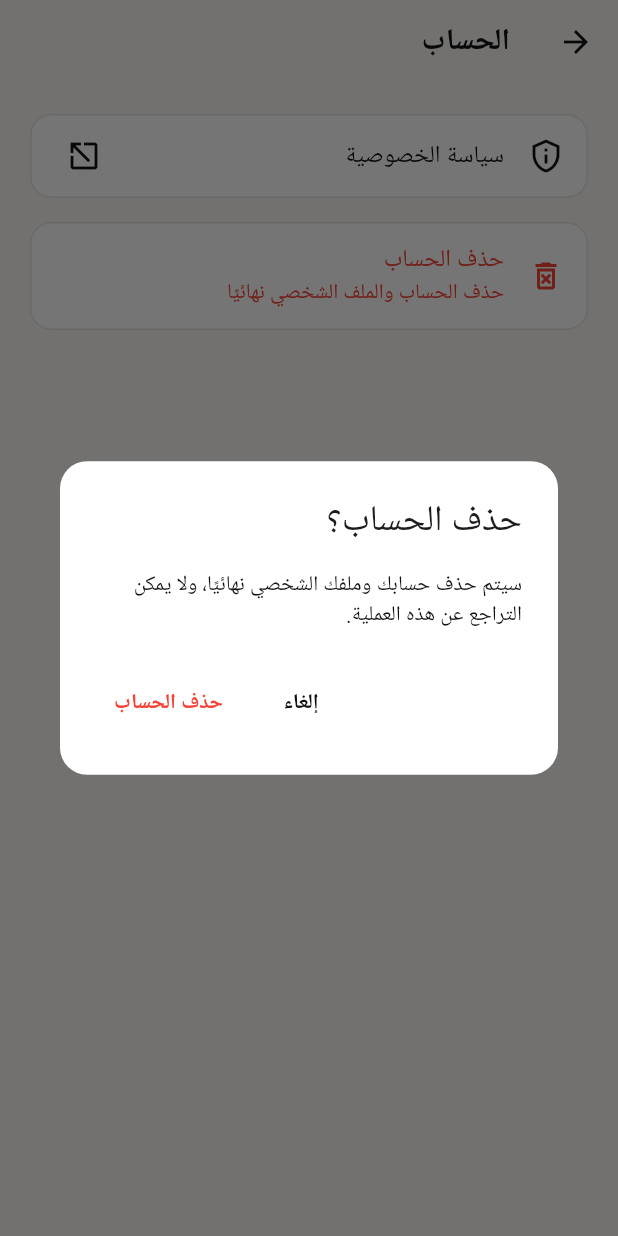
After one commit to trtalotaibi-boop/kloof, a Flutter app: the AccountScreen screen opened directly, after a tap on "حذف الحساب", on a phone screen of 412 x 824 dp. The commit adds this screen. Run offline on Flutter 3.47's test engine with Material 3 defaults, Android fonts, the phone set to English and light mode, and no system bars; our stand-ins replace cloud_firestore, dartz, equatable, firebase_auth, firebase_core, firebase_messaging and 3 more; accounts and stored records are empty; generated files the repository leaves out were written again; project files that could hold a hidden picture were left out.

Commit message:
feat: complete KLOOF MVP Apple requirements

```diff
--- /dev/null
+++ b/lib/config/app_links.dart
@@ -0,0 +1,3 @@
+const String kPrivacyPolicyUrl = String.fromEnvironment(
+  'KLOOF_PRIVACY_POLICY_URL',
+);
--- a/lib/l10n/app_ar.arb
+++ b/lib/l10n/app_ar.arb
@@ -239,6 +239,22 @@
   "accountCredentialsPasswordUpdated": "تم تحديث كلمة المرور بنجاح.",
   "accountCredentialsEmailVerificationSent": "تم إرسال رابط تأكيد إلى البريد الجديد. سيتغير البريد بعد تأكيده.",
   "accountCredentialsPasswordUpdatedEmailVerificationSent": "تم تحديث كلمة المرور وإرسال رابط تأكيد إلى البريد الجديد.",
+  "accountTitle": "الحساب",
+  "accountPrivacyPolicy": "سياسة الخصوصية",
+  "accountPrivacyUrlUnavailable": "رابط سياسة الخصوصية غير مهيأ حتى الآن.",
+  "accountPrivacyOpenFailed": "تعذر فتح سياسة الخصوصية.",
+  "accountDeleteTitle": "حذف الحساب؟",
+  "accountDeleteAction": "حذف الحساب",
+  "accountDeleteConfirmation": "سيتم حذف حسابك وملفك الشخصي نهائيًا، ولا يمكن التراجع عن هذه العملية.",
+  "accountDeletePermanentHint": "حذف الحساب والملف الشخصي نهائيًا",
+  "accountDeleteSignedOut": "سجّل الدخول مرة أخرى لحذف حسابك.",
+  "accountDeleteRecentLoginTitle": "سجّل الدخول مرة أخرى",
+  "accountDeleteRecentLoginMessage": "لحماية حسابك، سجّل الدخول مرة أخرى ثم أعد محاولة حذف الحساب.",
+  "accountDeleteGoToSignIn": "الانتقال إلى تسجيل الدخول",
+  "accountDeleteFailed": "تعذر حذف حسابك، ولم يتم عرض نجاح للعملية.",
+  "accountDeleteRestoreFailed": "فشل حذف الحساب وتعذرت استعادة بعض بيانات الملف. أعد المحاولة بعد تسجيل الدخول مرة أخرى.",
+  "barberDetailsOpenLocation": "فتح الموقع",
+  "barberDetailsLocationOpenFailed": "تعذر فتح الموقع في تطبيق الخرائط.",
   "whatsAppFeedbackAction": "أرسل ملاحظتك على واتساب",
   "whatsAppFeedbackOpenFailed": "تعذر فتح واتساب. تأكد من توفر التطبيق أو المتصفح ثم أعد المحاولة.",
   "myBookingsTitle": "حجوزاتي",
--- /dev/null
+++ b/lib/screens/account_screen.dart
@@ -0,0 +1,246 @@
+import 'package:cloud_firestore/cloud_firestore.dart';
+import 'package:firebase_auth/firebase_auth.dart';
+import 'package:flutter/material.dart';
+import 'package:kloof/l10n/app_localizations.dart';
+import 'package:kloof/theme/kloof_theme.dart';
+import 'package:url_launcher/url_launcher.dart';
+
+import '../config/app_links.dart';
+import 'welcome_screen.dart';
+
+class AccountScreen extends StatefulWidget {
+  const AccountScreen({super.key});
+
+  @override
+  State<AccountScreen> createState() => _AccountScreenState();
+}
+
+class _AccountScreenState extends State<AccountScreen> {
+  bool _isDeleting = false;
+
+  Future<void> _openPrivacyPolicy() async {
+    final l10n = AppLocalizations.of(context);
+    final uri = Uri.tryParse(kPrivacyPolicyUrl.trim());
+    if (uri == null ||
+        !uri.hasScheme ||
+        (uri.scheme != 'https' && uri.scheme != 'http')) {
+      ScaffoldMessenger.of(context).showSnackBar(
+        SnackBar(content: Text(l10n.accountPrivacyUrlUnavailable)),
+      );
+      return;
+    }
+
+    try {
+      final opened = await launchUrl(uri, mode: LaunchMode.externalApplication);
+      if (!opened && mounted) {
+        ScaffoldMessenger.of(
+          context,
+        ).showSnackBar(SnackBar(content: Text(l10n.accountPrivacyOpenFailed)));
+      }
+    } catch (_) {
+      if (!mounted) return;
+      ScaffoldMessenger.of(
+        context,
+      ).showSnackBar(SnackBar(content: Text(l10n.accountPrivacyOpenFailed)));
+    }
+  }
+
+  Future<bool> _confirmDelete() async {
+    final l10n = AppLocalizations.of(context);
+    return await showDialog<bool>(
+          context: context,
+          builder: (dialogContext) => AlertDialog(
+            title: Text(l10n.accountDeleteTitle),
+            content: Text(l10n.accountDeleteConfirmation),
+            actions: [
+              TextButton(
+                onPressed: () => Navigator.pop(dialogContext, false),
+                child: Text(l10n.commonCancel),
+              ),
+              TextButton(
+                onPressed: () => Navigator.pop(dialogContext, true),
+                style: TextButton.styleFrom(foregroundColor: Colors.red),
+                child: Text(l10n.accountDeleteAction),
+              ),
+            ],
+          ),
+        ) ??
+        false;
+  }
+
+  Future<void> _deleteAccount() async {
+    if (_isDeleting || !await _confirmDelete()) return;
+
+    final l10n = AppLocalizations.of(context);
+    final user = FirebaseAuth.instance.currentUser;
+    if (user == null) {
+      ScaffoldMessenger.of(
+        context,
+      ).showSnackBar(SnackBar(content: Text(l10n.accountDeleteSignedOut)));
+      return;
+    }
+
+    setState(() => _isDeleting = true);
+    final firestore = FirebaseFirestore.instance;
+    final userRef = firestore.collection('users').doc(user.uid);
+    final barberRef = firestore.collection('barbers').doc(user.uid);
+
+    DocumentSnapshot<Map<String, dynamic>>? userSnapshot;
+    DocumentSnapshot<Map<String, dynamic>>? barberSnapshot;
+    List<QueryDocumentSnapshot<Map<String, dynamic>>> pushTokenSnapshots = [];
+    var firestoreDataDeleted = false;
+
+    try {
+      userSnapshot = await userRef.get();
+      barberSnapshot = await barberRef.get();
+      pushTokenSnapshots = (await userRef.collection('pushTokens').get()).docs;
+
+      final deleteBatch = firestore.batch();
+      for (final token in pushTokenSnapshots) {
+        deleteBatch.delete(token.reference);
+      }
+      if (barberSnapshot.exists) deleteBatch.delete(barberRef);
+      if (userSnapshot.exists) deleteBatch.delete(userRef);
+      await deleteBatch.commit();
+      firestoreDataDeleted = true;
+
+      await user.delete();
+
+      if (!mounted) return;
+      Navigator.of(context).pushAndRemoveUntil(
+        MaterialPageRoute(builder: (_) => const WelcomeScreen()),
+        (route) => false,
+      );
+    } on FirebaseAuthException catch (error) {
+      final restored =
+          !firestoreDataDeleted ||
+          await _restoreProfileData(
+            firestore,
+            userSnapshot,
+            barberSnapshot,
+            pushTokenSnapshots,
+          );
+      if (!mounted) return;
+
+      if (error.code == 'requires-recent-login') {
+        await showDialog<void>(
+          context: context,
+          builder: (dialogContext) => AlertDialog(
+            title: Text(l10n.accountDeleteRecentLoginTitle),
+            content: Text(
+              restored
+                  ? l10n.accountDeleteRecentLoginMessage
+                  : l10n.accountDeleteRestoreFailed,
+            ),
+            actions: [
+              TextButton(
+                onPressed: () => Navigator.pop(dialogContext),
+                child: Text(l10n.accountDeleteGoToSignIn),
+              ),
+            ],
+          ),
+        );
+        await FirebaseAuth.instance.signOut();
+        if (!mounted) return;
+        Navigator.of(context).pushAndRemoveUntil(
+          MaterialPageRoute(builder: (_) => const WelcomeScreen()),
+          (route) => false,
+        );
+      } else {
+        ScaffoldMessenger.of(context).showSnackBar(
+          SnackBar(
+            content: Text(
+              restored
+                  ? l10n.accountDeleteFailed
+                  : l10n.accountDeleteRestoreFailed,
+            ),
+          ),
+        );
+      }
+    } on FirebaseException {
+      if (!mounted) return;
+      ScaffoldMessenger.of(
+        context,
+      ).showSnackBar(SnackBar(content: Text(l10n.accountDeleteFailed)));
+    } catch (_) {
+      if (!mounted) return;
+      ScaffoldMessenger.of(
+        context,
+      ).showSnackBar(SnackBar(content: Text(l10n.accountDeleteFailed)));
+    } finally {
+      if (mounted) setState(() => _isDeleting = false);
+    }
+  }
+
+  Future<bool> _restoreProfileData(
+    FirebaseFirestore firestore,
+    DocumentSnapshot<Map<String, dynamic>>? userSnapshot,
+    DocumentSnapshot<Map<String, dynamic>>? barberSnapshot,
+    List<QueryDocumentSnapshot<Map<String, dynamic>>> pushTokenSnapshots,
+  ) async {
+    try {
+      final restoreBatch = firestore.batch();
+      final userData = userSnapshot?.data();
+      final barberData = barberSnapshot?.data();
+      if (userSnapshot?.exists == true && userData != null) {
+        restoreBatch.set(userSnapshot!.reference, userData);
+      }
+      if (barberSnapshot?.exists == true && barberData != null) {
+        restoreBatch.set(barberSnapshot!.reference, barberData);
+      }
+      for (final token in pushTokenSnapshots) {
+        restoreBatch.set(token.reference, token.data());
+      }
+      await restoreBatch.commit();
+      return true;
+    } catch (_) {
+      return false;
+    }
+  }
+
+  @override
+  Widget build(BuildContext context) {
+    final l10n = AppLocalizations.of(context);
+    return Scaffold(
+      backgroundColor: KloofColors.warmOffWhite,
+      appBar: AppBar(
+        backgroundColor: KloofColors.warmOffWhite,
+        foregroundColor: KloofColors.primaryText,
+        title: Text(l10n.accountTitle),
+      ),
+      body: SafeArea(
+        child: ListView(
+          padding: const EdgeInsetsDirectional.all(20),
+          children: [
+            Card(
+              child: ListTile(
+                leading: const Icon(Icons.privacy_tip_outlined),
+                title: Text(l10n.accountPrivacyPolicy),
+                trailing: const Icon(Icons.open_in_new),
+                onTap: _openPrivacyPolicy,
+              ),
+            ),
+            const SizedBox(height: 16),
+            Card(
+              child: ListTile(
+                enabled: !_isDeleting,
+                leading: _isDeleting
+                    ? const SizedBox(
+                        width: 24,
+                        height: 24,
+                        child: CircularProgressIndicator(strokeWidth: 2),
+                      )
+                    : const Icon(Icons.delete_forever_outlined),
+                iconColor: Colors.red,
+                textColor: Colors.red,
+                title: Text(l10n.accountDeleteAction),
+                subtitle: Text(l10n.accountDeletePermanentHint),
+                onTap: _isDeleting ? null : _deleteAccount,
+              ),
+            ),
+          ],
+        ),
+      ),
+    );
+  }
+}
```
Also changed, not shown: lib/l10n/app_en.arb (+16 -0 lines), lib/screens/barber_details_screen.dart (+53 -1 lines), lib/screens/barber_profile_screen.dart (+17 -0 lines), lib/screens/home_screen.dart (+16 -3 lines).
